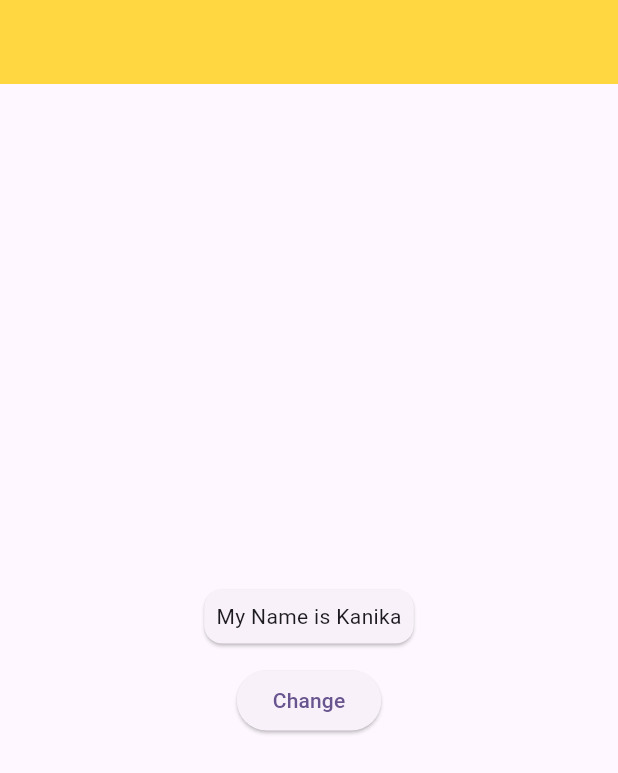
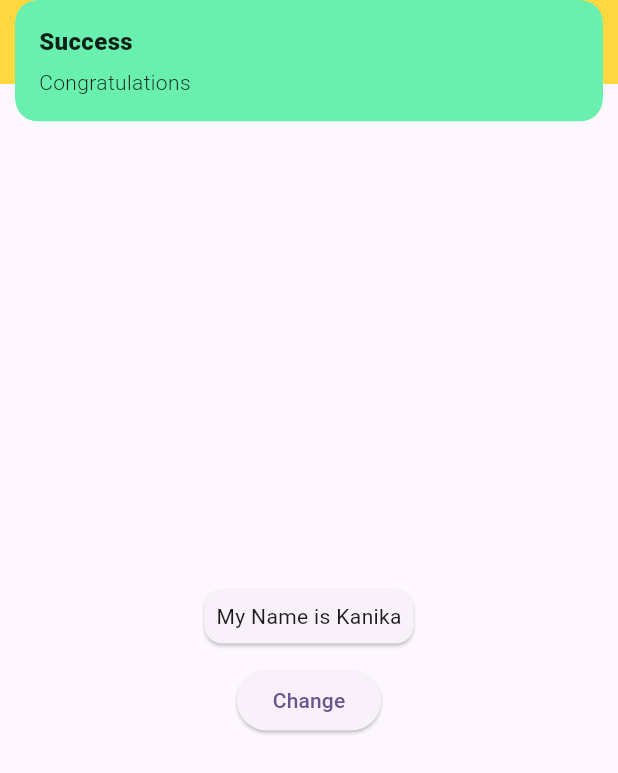
Before and after one commit to Shiva-04z/pynkwynk, a Flutter app: the screen it shows after launch, after a tap on "Change", on a phone screen of 412 x 824 dp. Shown: the top 773 px of the screen. Run offline on Flutter 3.47's test engine with Material 3 defaults, Android fonts, the phone set to English and light mode, and no system bars; our stand-ins replace get.

Commit message:
Added Snackbar

```diff
--- a/lib/features/home_page/home_page_view.dart
+++ b/lib/features/home_page/home_page_view.dart
@@ -24,6 +24,11 @@ class HomePageView extends GetView<HomePageController> {
       child: ElevatedButton(
         onPressed: () {
           controller.changeName();
+          Get.snackbar(
+            "Success",
+            "Congratulations",
+            backgroundColor: Colors.greenAccent,
+          );
         },
         child: Text("Change"),
       ),
```
